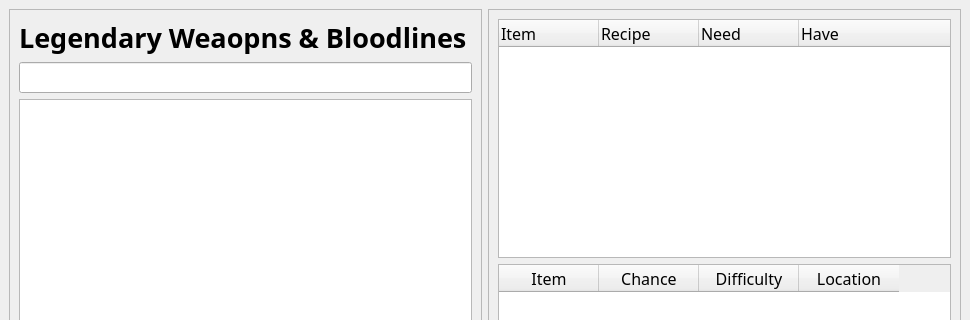
rexosorous/EdoTensei, file gui/recipe_window.ui: the form before one commit; both pictures show x 0 to 970 and y 0 to 320 of the 970 by 600 pixel window.
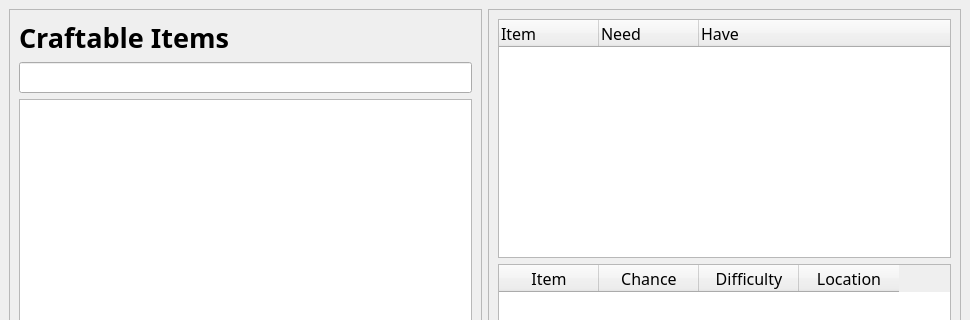
The form after the commit.

Commit message: working on recipe gui stuff and noticed the database was incomplete

The edit to the form file:
```diff
--- a/gui/recipe_window.ui
+++ b/gui/recipe_window.ui
@@ -41,7 +41,7 @@
           </font>
          </property>
          <property name="text">
-          <string>Legendary Weaopns &amp; Bloodlines</string>
+          <string>Craftable Items</string>
          </property>
         </widget>
        </item>
@@ -70,11 +70,6 @@
            <string>Item</string>
           </property>
          </column>
-         <column>
-          <property name="text">
-           <string>Recipe</string>
-          </property>
-         </column>
          <column>
           <property name="text">
            <string>Need</string>
```
Left out of the diff: 4 changed lines with no effect on the pictures. The commit also changes 10 other files.
